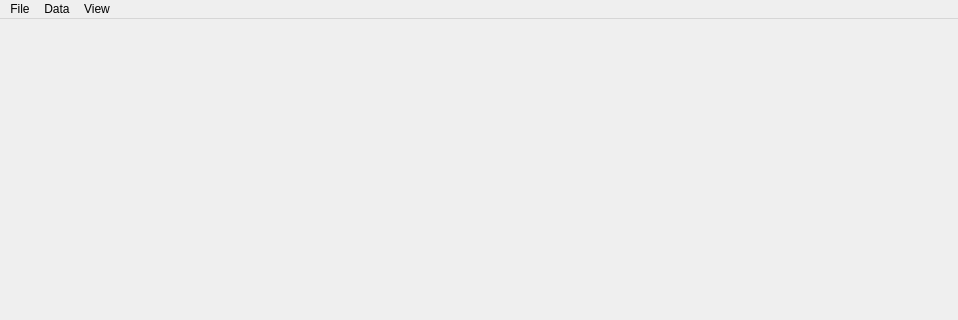
Above: annot/gui/main.ui from manerotoni/afw before the change; both pictures show x 0 to 958 and y 0 to 320 of the 958 by 665 pixel window. Below: the same form after it.
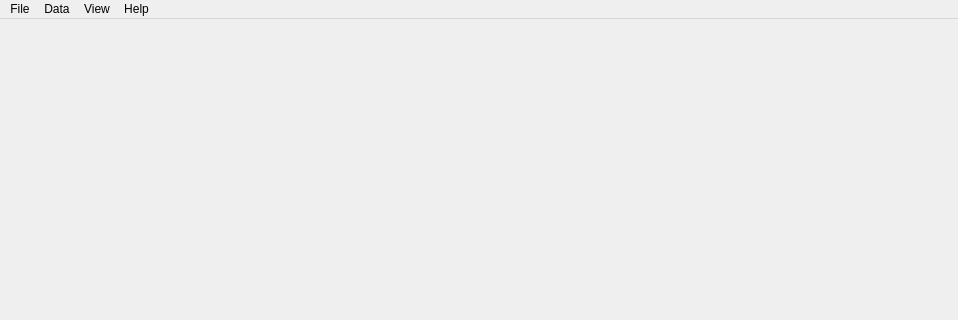
That is the form after the change. Icons and pictures are not drawn.

Commit message: about dialogs added

Diff of the .ui file:
```diff
--- a/annot/gui/main.ui
+++ b/annot/gui/main.ui
@@ -60,7 +60,7 @@
      <x>0</x>
      <y>0</y>
      <width>958</width>
-     <height>21</height>
+     <height>22</height>
     </rect>
    </property>
    <widget class="QMenu" name="menuFile">
@@ -83,9 +83,17 @@
      <string>View</string>
     </property>
    </widget>
+   <widget class="QMenu" name="menuHelp">
+    <property name="title">
+     <string>Help</string>
+    </property>
+    <addaction name="actionAboutAnnotationTool"/>
+    <addaction name="actionAboutQt"/>
+   </widget>
    <addaction name="menuFile"/>
    <addaction name="menuData"/>
    <addaction name="menuView"/>
+   <addaction name="menuHelp"/>
   </widget>
   <widget class="QStatusBar" name="statusbar"/>
   <action name="actionQuit">
```
Left out of the diff: 10 changed lines with no effect on the pictures. The commit also changes 4 other files.
